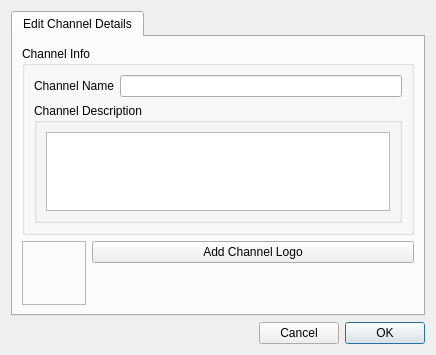
Before: the Qt Designer form retroshare-gui/src/gui/channels/EditChanDetails.ui in RetroShare/RetroShare, drawn with Qt 5.
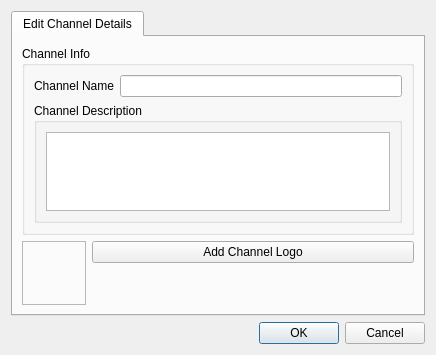
After: the same form once the commit is applied. Icons and pictures are not drawn.

Commit message: Changed the standard dialog buttons from single buttons to buttonbox to have a standard layout and a standard translation.

What changed in the file:
```diff
--- a/retroshare-gui/src/gui/channels/EditChanDetails.ui
+++ b/retroshare-gui/src/gui/channels/EditChanDetails.ui
@@ -21,35 +21,9 @@
    <item row="1" column="0">
     <layout class="QGridLayout" name="_2">
      <item row="0" column="0">
-      <spacer>
-       <property name="orientation">
-        <enum>Qt::Horizontal</enum>
-       </property>
-       <property name="sizeHint" stdset="0">
-        <size>
-         <width>311</width>
-         <height>20</height>
-        </size>
-       </property>
-      </spacer>
-     </item>
-     <item row="0" column="1">
-      <widget class="QPushButton" name="cancelButton">
-       <property name="text">
-        <string>Cancel</string>
-       </property>
-      </widget>
-     </item>
-     <item row="0" column="2">
-      <widget class="QPushButton" name="applyButton">
-       <property name="text">
-        <string>OK</string>
-       </property>
-       <property name="autoDefault">
-        <bool>false</bool>
-       </property>
-       <property name="default">
-        <bool>true</bool>
+      <widget class="QDialogButtonBox" name="buttonBox">
+       <property name="standardButtons">
+        <set>QDialogButtonBox::Cancel|QDialogButtonBox::Ok</set>
        </property>
       </widget>
      </item>
```
The commit also changes 38 other files.
